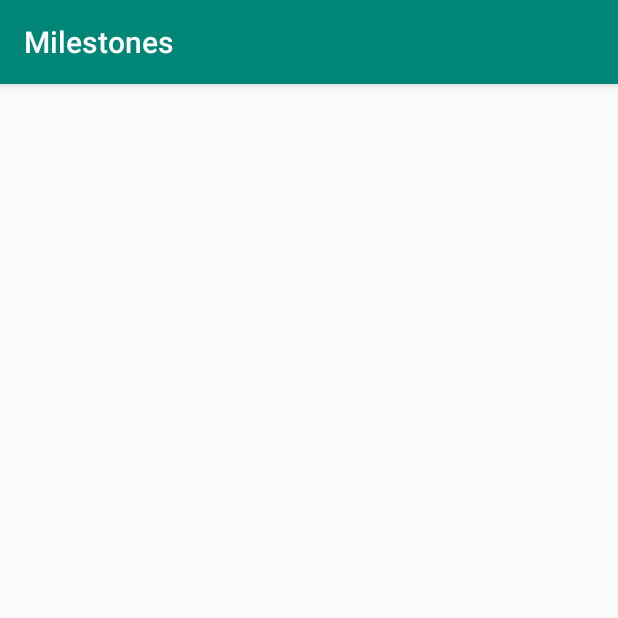
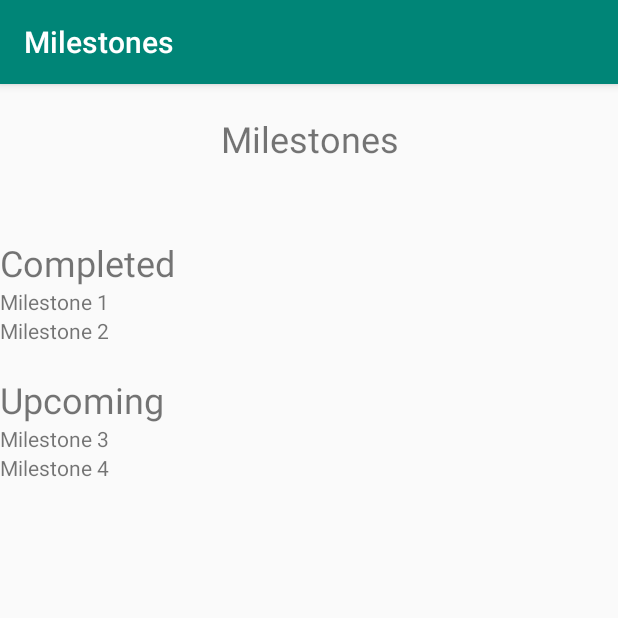
Before and after one commit to TruptiVaity/KT-Fitness, an Android app: the MilestonesActivity screen opened directly, with no data from a screen before it, on a phone screen of 412 x 824 dp, the top half of it. Run offline under Robolectric (Android 15) with nearby library versions, the phone set to English and light mode, and no system bars.

Commit message:
Added milestones activity

```diff
--- a/app/src/main/java/com/example/ktfit/MilestonesActivity.java
+++ b/app/src/main/java/com/example/ktfit/MilestonesActivity.java
@@ -1,13 +1,69 @@
 package com.example.ktfit;
 
+import android.media.Image;
 import android.os.Bundle;
+import android.view.Gravity;
+import android.widget.ImageView;
+import android.widget.TableLayout;
+import android.widget.TableRow;
+import android.widget.TextView;
 
 import androidx.annotation.Nullable;
 import androidx.appcompat.app.AppCompatActivity;
 
+import java.util.List;
+
 public class MilestonesActivity extends AppCompatActivity {
+
+    List<String> milestones;
+
     @Override
     protected void onCreate(@Nullable Bundle savedInstanceState) {
         super.onCreate(savedInstanceState);
+        setContentView(R.layout.activity_milestones);
+
+
+        //init();
     }
+
+//    public void init(){
+//        TableLayout ll = findViewById(R.id.milestones_table);
+//
+//        TableRow row = new TableRow(this);
+//        TableRow.LayoutParams lp = new TableRow.LayoutParams(TableRow.LayoutParams.WRAP_CONTENT);
+//        row.setLayoutParams(lp);
+//
+//
+////        TextView completed = new TextView(this);
+////
+////        completed.setGravity(Gravity.CENTER);
+////        completed.setPadding(15, 10, 15, 10);
+////        completed.setText("Completed");
+////        completed.setTextSize(25);
+////
+////
+////        row.addView(completed);
+////        ll.addView(row);
+//
+//        for (int i = 0; i <2; i++) { //loop through milestones
+//
+//            TextView ms = new TextView(this);
+////            ImageView image = new ImageView(this);
+//
+//            ms.setGravity(Gravity.CENTER);
+//            ms.setPadding(15, 10, 15, 10);
+//            ms.setText("300 km");
+//            ms.setTextSize(20);
+//
+//
+//
+////            image.setPadding(15, 10, 15, 10);
+////            image.setLayoutParams(layp);
+//
+//
+//            row.addView(ms);
+////            row.addView(image);
+////            ll.addView(row);
+//        }
+//    }
 }
--- a/app/src/main/res/layout/activity_history.xml
+++ b/app/src/main/res/layout/activity_history.xml
@@ -14,7 +14,8 @@
         android:textSize="30sp" />
 
     <TableLayout
-        android:id="@+id/table_layout"
+        android:id="@+id/history_table"
         android:layout_width="match_parent"
-        android:layout_height="match_parent"/>
+        android:layout_height="match_parent"
+        android:stretchColumns="*" />
 </LinearLayout>
--- /dev/null
+++ b/app/src/main/res/layout/activity_milestones.xml
@@ -0,0 +1,139 @@
+<?xml version="1.0" encoding="utf-8"?>
+<LinearLayout xmlns:android="http://schemas.android.com/apk/res/android"
+    xmlns:app="http://schemas.android.com/apk/res-auto"
+    xmlns:tools="http://schemas.android.com/tools"
+    android:layout_width="match_parent"
+    android:layout_height="match_parent"
+    android:orientation="vertical">
+
+    <TextView
+        android:id="@+id/textView2"
+        android:layout_width="match_parent"
+        android:layout_height="wrap_content"
+        android:gravity="center"
+        android:padding="20dip"
+        android:text="Milestones"
+        android:textSize="24sp" />
+
+    <LinearLayout
+        android:layout_width="match_parent"
+        android:layout_height="wrap_content"
+        android:layout_marginBottom="30sp"
+        android:orientation="horizontal">
+
+        <ImageView
+            android:id="@+id/imageView"
+            android:layout_width="wrap_content"
+            android:layout_height="wrap_content"
+            android:layout_weight=".2"
+            tools:src="@tools:sample/avatars[0]" />
+
+        <ImageView
+            android:id="@+id/imageView2"
+            android:layout_width="wrap_content"
+            android:layout_height="wrap_content"
+            android:layout_weight=".2"
+            tools:src="@tools:sample/avatars[1]" />
+
+        <ImageView
+            android:id="@+id/imageView3"
+            android:layout_width="wrap_content"
+            android:layout_height="wrap_content"
+            android:layout_weight=".2"
+            tools:src="@tools:sample/avatars[2]" />
+
+        <ImageView
+            android:id="@+id/imageView4"
+            android:layout_width="wrap_content"
+            android:layout_height="wrap_content"
+            android:layout_weight=".2"
+            tools:srcCompat="@tools:sample/avatars[3]" />
+
+    </LinearLayout>
+
+    <TextView
+        android:id="@+id/textView3"
+        android:layout_width="match_parent"
+        android:layout_height="wrap_content"
+        android:text="Completed"
+        android:textSize="24sp" />
+
+    <TableLayout
+        android:layout_width="match_parent"
+        android:layout_height="wrap_content"
+        android:layout_marginBottom="20sp">
+
+        <TableRow
+            android:layout_width="match_parent"
+            android:layout_height="match_parent">
+
+            <TextView
+                android:id="@+id/textView5"
+                android:layout_width="wrap_content"
+                android:layout_height="wrap_content"
+                android:text="Milestone 1" />
+        </TableRow>
+
+        <TableRow
+            android:layout_width="match_parent"
+            android:layout_height="match_parent">
+
+            <TextView
+                android:id="@+id/textView6"
+                android:layout_width="wrap_content"
+                android:layout_height="wrap_content"
+                android:text="Milestone 2" />
+        </TableRow>
+
+        <TableRow
+            android:layout_width="match_parent"
+            android:layout_height="match_parent" />
+
+        <TableRow
+            android:layout_width="match_parent"
+            android:layout_height="match_parent" />
+    </TableLayout>
+
+    <TextView
+        android:id="@+id/textView4"
+        android:layout_width="match_parent"
+        android:layout_height="wrap_content"
+        android:text="Upcoming"
+        android:textSize="24sp" />
+
+    <TableLayout
+        android:layout_width="match_parent"
+        android:layout_height="match_parent">
+
+        <TableRow
+            android:layout_width="match_parent"
+            android:layout_height="match_parent" >
+
+            <TextView
+                android:id="@+id/textView7"
+                android:layout_width="wrap_content"
+                android:layout_height="wrap_content"
+                android:text="Milestone 3" />
+        </TableRow>
+
+        <TableRow
+            android:layout_width="match_parent"
+            android:layout_height="match_parent" >
+
+            <TextView
+                android:id="@+id/textView8"
+                android:layout_width="wrap_content"
+                android:layout_height="wrap_content"
+                android:text="Milestone 4" />
+        </TableRow>
+
+        <TableRow
+            android:layout_width="match_parent"
+            android:layout_height="match_parent" />
+
+        <TableRow
+            android:layout_width="match_parent"
+            android:layout_height="match_parent" />
+    </TableLayout>
+
+</LinearLayout>
```
Also changed, not shown: app/src/main/java/com/example/ktfit/HistoryActivity.java (+82 -16 lines).
